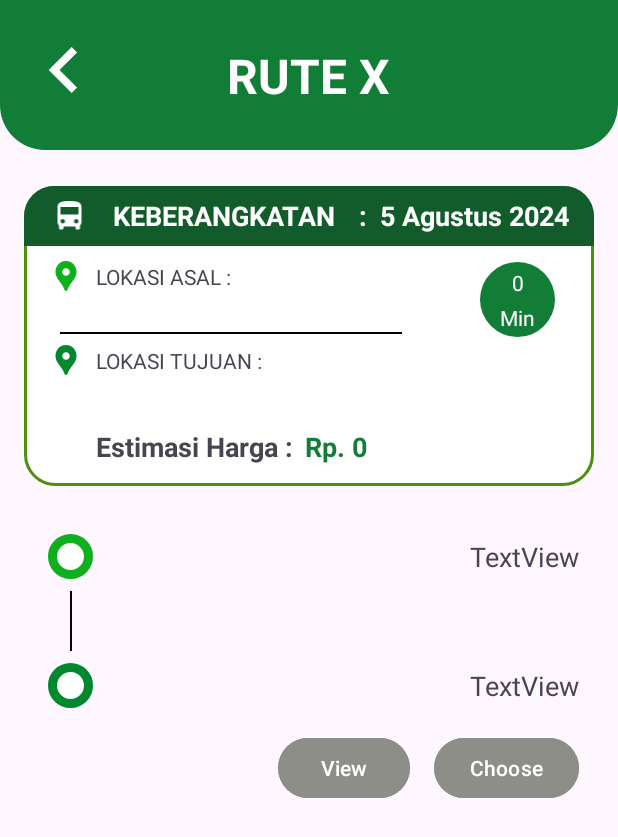
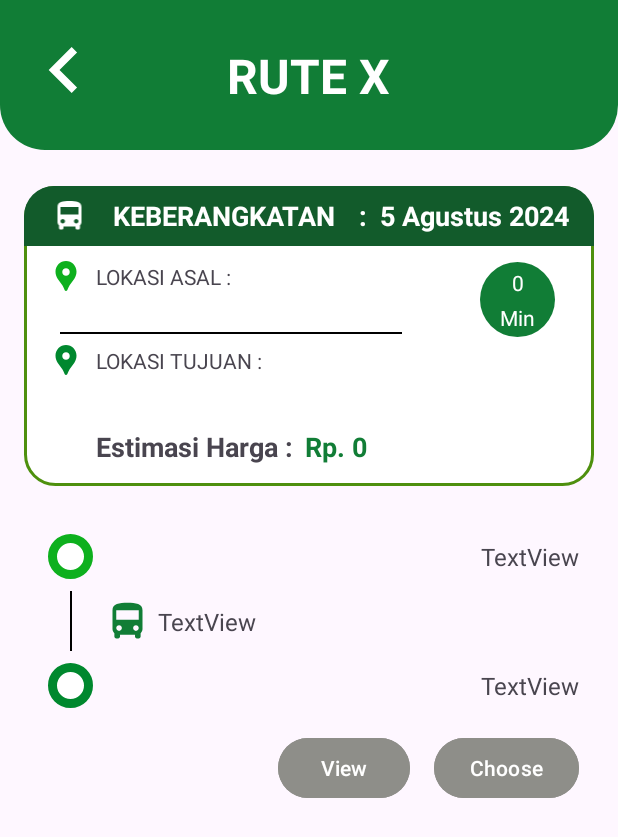
Before and after one commit to jessymarcelyn/manpro_kel5, an Android app: the ChooseRoute screen opened directly, with no data from a screen before it, on a phone screen of 412 x 824 dp. Shown: the top 837 px of the screen. Run offline under Robolectric (Android 15) with nearby library versions, the phone set to English and light mode, and no system bars; our stand-ins replace Firebase (no records; nobody signed in at launch, a user with empty details on screens opened directly); 1 statement that could not run was skipped.

Commit message:
update choose route

```diff
--- a/app/src/main/java/manpro/kel5/proyek_manpro/ChooseRoute.kt
+++ b/app/src/main/java/manpro/kel5/proyek_manpro/ChooseRoute.kt
@@ -25,6 +25,7 @@ class ChooseRoute : AppCompatActivity() {
 
     val listAsal = mutableListOf<String>()
     val listJamBerangkat = mutableListOf<String>()
+    val listTranspor = mutableListOf<String>()
     private lateinit var dataAsal: String
     private lateinit var dataTujuan: String
 
@@ -55,6 +56,7 @@ class ChooseRoute : AppCompatActivity() {
         val _tv_durasi = findViewById<TextView>(R.id.tv_durasi)
         val _btnView = findViewById<Button>(R.id.btnView)
         val _btnChoose = findViewById<Button>(R.id.btnChoose)
+        val _tv_buss = findViewById<TextView>(R.id.tv_buss)
 
         _tv_asal2.text = dataAsal
         _tv_asall2.text = dataAsal
@@ -90,6 +92,8 @@ class ChooseRoute : AppCompatActivity() {
             formattedJam = "${jamStr.substring(0, 2)}:${jamStr.substring(2, 4)}"
             _tv_jamSampai.text = formattedJam
 
+            _tv_buss.text = dataIntent.id_transportasi.get(0)
+
             dataIntent.nama_source.forEachIndexed { index, data ->
                 if (index != 0) {
                     listAsal.add(data)
@@ -100,8 +104,13 @@ class ChooseRoute : AppCompatActivity() {
                     listJamBerangkat.add(data)
                 }
             }
+            dataIntent.id_transportasi.forEachIndexed { index, data ->
+                if (index != 0) {
+                    listTranspor.add(data)
+                }
+            }
             _rv_choose.layoutManager = LinearLayoutManager(this)
-            val adapterP = adapterChooseRoute(listAsal, listJamBerangkat)
+            val adapterP = adapterChooseRoute(listAsal, listJamBerangkat, listTranspor)
             _rv_choose.adapter = adapterP
         }
 
--- a/app/src/main/java/manpro/kel5/proyek_manpro/adapterChooseRoute.kt
+++ b/app/src/main/java/manpro/kel5/proyek_manpro/adapterChooseRoute.kt
@@ -12,12 +12,13 @@ import androidx.recyclerview.widget.RecyclerView
 
 
 class adapterChooseRoute (
-    private val listNama: MutableList<String>, private val listJam: MutableList<String>
+    private val listNama: MutableList<String>, private val listJam: MutableList<String>, private val listTranspor: MutableList<String>
 ): RecyclerView.Adapter<adapterChooseRoute.ListViewHolder>(){
 
     inner class ListViewHolder(itemView:View):RecyclerView.ViewHolder(itemView){
         var _tv_lokasi : TextView = itemView.findViewById(R.id.tv_lokasi)
         var _tv_jamBerangkat : TextView = itemView.findViewById(R.id.tv_jamBerangkat)
+        var _tv_trans : TextView = itemView.findViewById(R.id.tv_bus)
     }
 
     override fun onCreateViewHolder(parent: ViewGroup, viewType: Int): ListViewHolder {
@@ -32,12 +33,14 @@ class adapterChooseRoute (
     override fun onBindViewHolder(holder: ListViewHolder, position: Int) {
         var nama = listNama[position]
         var jam = listJam[position]
+        var trans = listTranspor[position]
 
         val jamStr = jam.toString().padStart(4, '0')
         val formattedJam = "${jamStr.substring(0, 2)}:${jamStr.substring(2, 4)}"
 
         holder._tv_lokasi.text = nama
         holder._tv_jamBerangkat.text = formattedJam
+        holder._tv_trans.text = trans
 //        holder._tv_jamBerangkat.text = rutee.jam_berangkat
 
 
--- a/app/src/main/res/layout/activity_choose_route.xml
+++ b/app/src/main/res/layout/activity_choose_route.xml
@@ -225,7 +225,7 @@
         android:id="@+id/tv_asall2"
         android:layout_width="wrap_content"
         android:layout_height="wrap_content"
-        android:layout_marginStart="16sp"
+        android:layout_marginStart="8dp"
         android:text="STASIUN PASAR TURI"
         android:textStyle="bold"
         app:layout_constraintBottom_toBottomOf="@+id/imageView10"
@@ -238,6 +238,7 @@
         android:layout_height="wrap_content"
         android:layout_marginStart="16sp"
         android:text="STASIUN Z"
+        android:textSize="20sp"
         android:textStyle="bold"
         app:layout_constraintBottom_toBottomOf="@+id/imageView17"
         app:layout_constraintStart_toEndOf="@+id/imageView17"
@@ -275,7 +276,7 @@
         android:layout_width="wrap_content"
         android:layout_height="wrap_content"
         android:text="TextView"
-        android:textSize="18sp"
+        android:textSize="16sp"
         app:layout_constraintBottom_toBottomOf="@+id/tv_asall2"
         app:layout_constraintEnd_toEndOf="@+id/rv_choose"
         app:layout_constraintTop_toTopOf="@+id/tv_asall2" />
@@ -285,7 +286,7 @@
         android:layout_width="wrap_content"
         android:layout_height="wrap_content"
         android:text="TextView"
-        android:textSize="18sp"
+        android:textSize="16sp"
         app:layout_constraintBottom_toBottomOf="@+id/tv_tujuann2"
         app:layout_constraintEnd_toEndOf="@+id/rv_choose"
         app:layout_constraintTop_toTopOf="@+id/tv_tujuann2" />
@@ -342,5 +343,25 @@
         app:layout_constraintStart_toStartOf="@+id/view4"
         app:layout_constraintTop_toBottomOf="@+id/tv_durasi" />
 
+    <ImageView
+        android:id="@+id/imageView19"
+        android:layout_width="30dp"
+        android:layout_height="30dp"
+        app:layout_constraintBottom_toBottomOf="@+id/vert1"
+        app:layout_constraintStart_toStartOf="@+id/tv_asall2"
+        app:layout_constraintTop_toTopOf="@+id/vert1"
+        app:srcCompat="@drawable/ic_bus" />
+
+    <TextView
+        android:id="@+id/tv_buss"
+        android:layout_width="wrap_content"
+        android:layout_height="wrap_content"
+        android:layout_marginStart="5dp"
+        android:text="TextView"
+        android:textSize="16dp"
+        app:layout_constraintBottom_toBottomOf="@+id/imageView19"
+        app:layout_constraintStart_toEndOf="@+id/imageView19"
+        app:layout_constraintTop_toTopOf="@+id/imageView19" />
+
 
 </androidx.constraintlayout.widget.ConstraintLayout>
```
Also changed, not shown: app/src/main/res/layout/list_choose_route.xml (+21 -1 lines).
